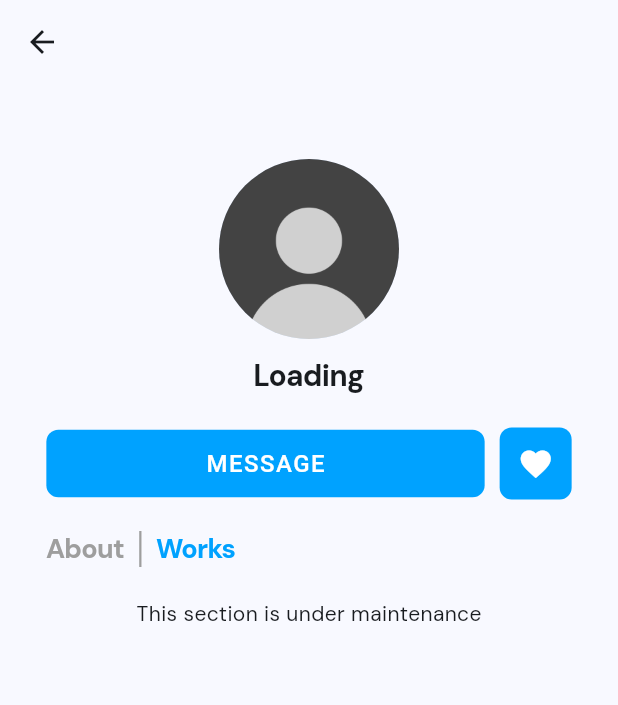
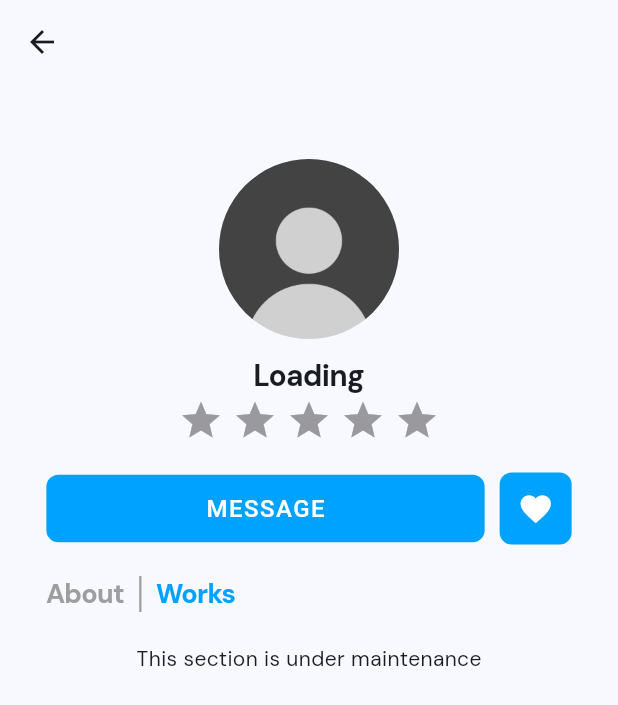
Before and after one commit to enbernaldez/athomeconvenience, a Flutter app: the ShopProfilePage screen opened directly with empty values, after a tap on "Works", on a phone screen of 412 x 824 dp. Shown: the top 705 px of the screen. Run offline on Flutter 3.47's test engine with Material 2 defaults, Android fonts, the phone set to English and light mode, and no system bars; drawn by our look-alikes of flutter_rating_bar; our stand-ins replace auto_size_text, cloud_firestore, convex_bottom_bar, country_picker, email_validator, firebase_auth and 9 more; accounts and stored records are empty.

Commit message:
added star rating -no backend

```diff
--- a/lib/shop_profile_page.dart
+++ b/lib/shop_profile_page.dart
@@ -5,6 +5,7 @@ import 'package:cloud_firestore/cloud_firestore.dart';
 import 'package:firebase_auth/firebase_auth.dart';
 import 'package:flutter/material.dart';
 import 'package:google_fonts/google_fonts.dart';
+import 'package:flutter_rating_bar/flutter_rating_bar.dart';
 
 class ShopProfilePage extends StatefulWidget {
   final String shopUid;
@@ -137,7 +138,24 @@ class _ShopProfilePageState extends State<ShopProfilePage> {
                     ),
                   ),
 
-                  // STAR RATING (meron neto package)
+                  // STAR RATING (wala pang backend)
+                  RatingBar.builder(
+                    minRating: 1,
+                    direction: Axis.horizontal,
+                    allowHalfRating: true,
+                    itemCount: 5,
+                    itemSize: 30,
+                    itemPadding: const EdgeInsets.symmetric(
+                      horizontal: 3.0,
+                    ),
+                    itemBuilder: (context, _) => const Icon(
+                      Icons.star,
+                      color: Colors.amber,
+                    ),
+                    onRatingUpdate: (rating) {
+                      print(rating);
+                    },
+                  ),
 
                   // MESSAGE AND LIKE/HEART
                   const SizedBox(
--- a/pubspec.yaml
+++ b/pubspec.yaml
@@ -53,6 +53,7 @@ dependencies:
   uuid: ^3.0.7
   intl: ^0.18.1
   fluttertoast: ^8.2.4
+  flutter_rating_bar: ^4.0.1
 
 dev_dependencies:
   flutter_test:
```
Also changed, not shown: pubspec.lock, 1 other file.
